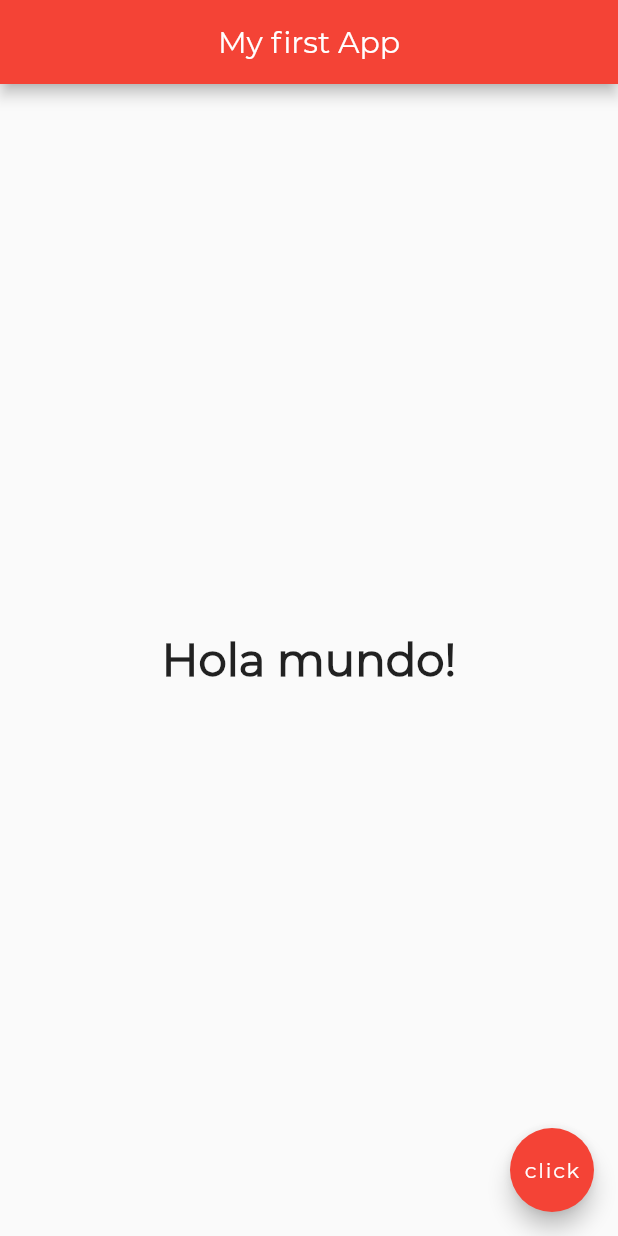
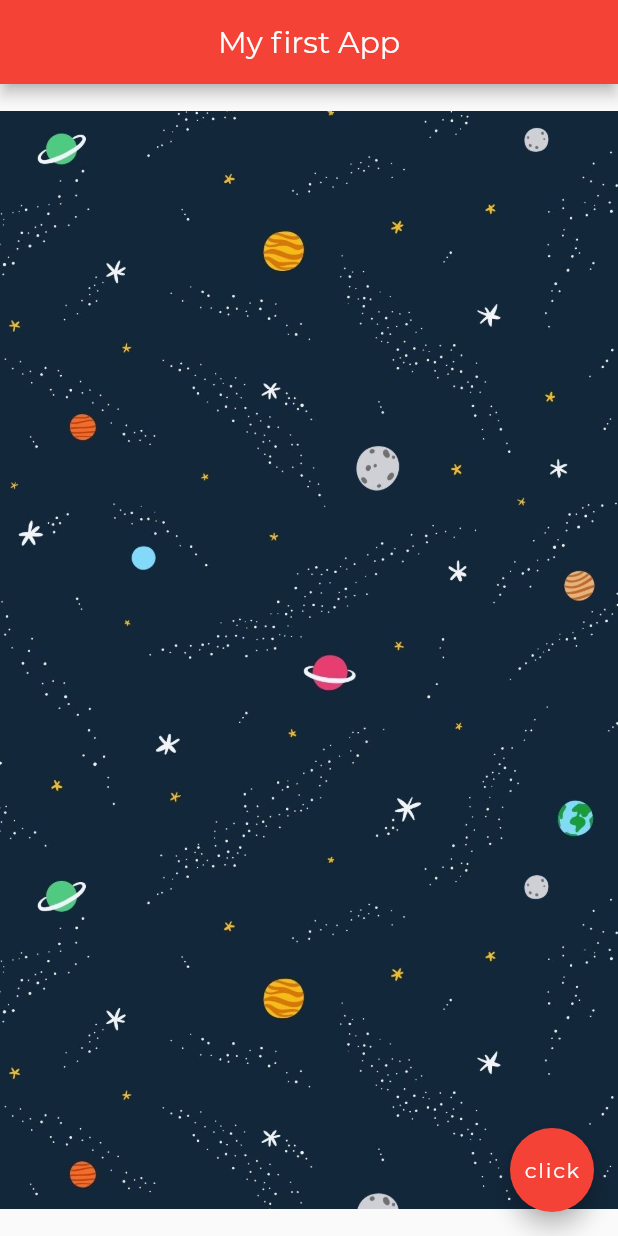
Before and after one commit to Felipemantilla01/flutter-netninja-course, a Flutter app: the screen it shows after launch, on a phone screen of 412 x 824 dp. Run offline on Flutter 3.47's test engine with Material 2 defaults, Android fonts, the phone set to English and light mode, and no system bars.

Commit message:
Using network images and assets from project directory

```diff
--- a/lib/main.dart
+++ b/lib/main.dart
@@ -35,12 +35,9 @@ class MyHomePage extends StatelessWidget {
         backgroundColor: Colors.red,
       ),
       body: Center(
-        child: Container(
-          child: Text('Hola mundo!',
-              style: TextStyle(
-                  fontSize: 30.0,
-                  fontWeight: FontWeight.bold,
-                  fontFamily: 'Montserrat')),
+        child: Image(
+          //image: NetworkImage('https://i.pinimg.com/originals/bb/21/48/bb2148fec7d6b92ab7565ca15642ccd8.jpg'),
+          image: AssetImage('assets/images/background.jpg'),
         ),
       ),
       floatingActionButton: FloatingActionButton(
```
Also changed, not shown: assets/images/background.jpg (added).
